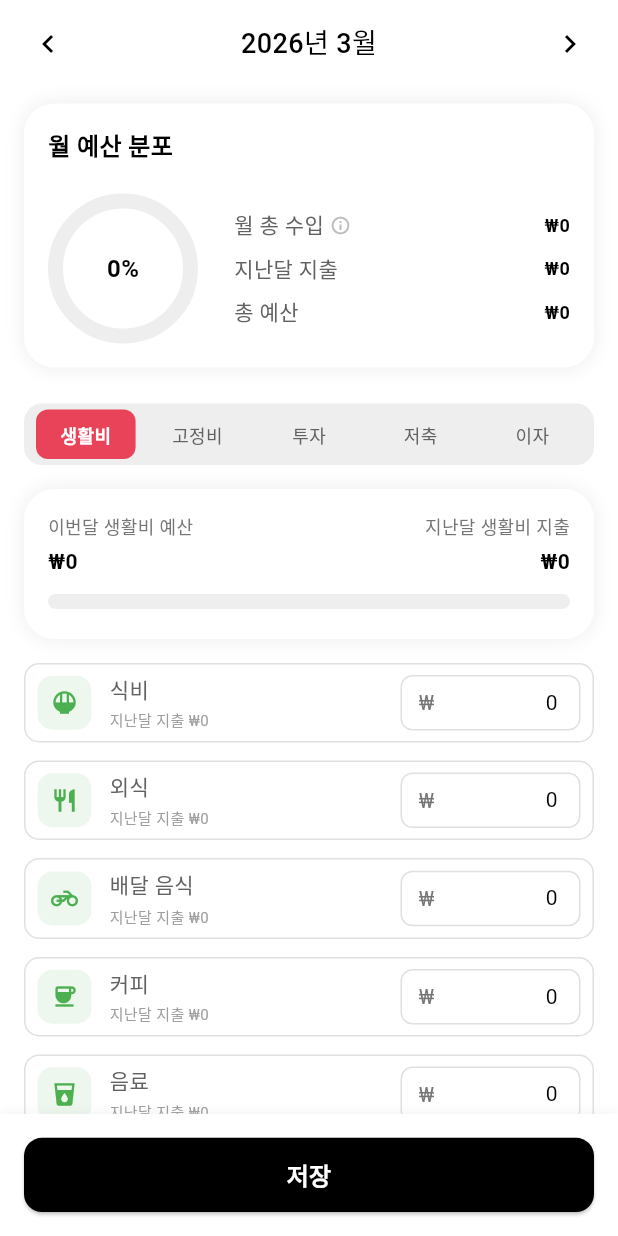
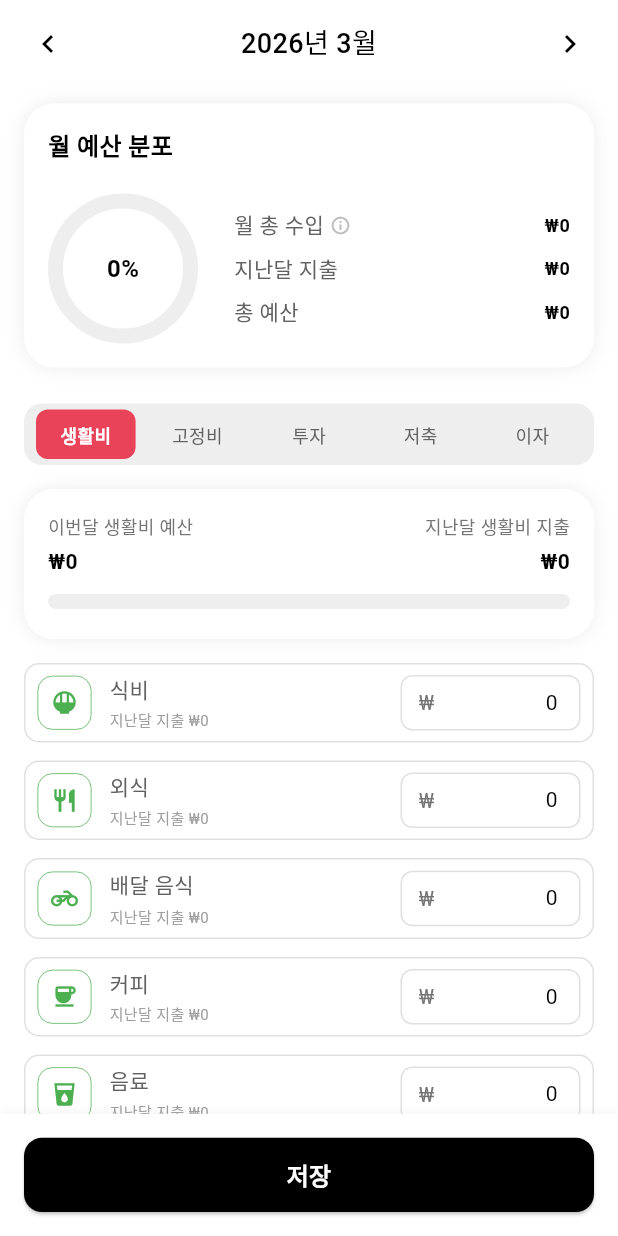
Before and after one commit to MiracleMoney/SYLSYM, a Flutter app: the BudgetScreen screen opened directly, on a phone screen of 412 x 824 dp. Run offline on Flutter 3.47's test engine with Material 3 defaults, Android fonts, the phone set to English and light mode, and no system bars; our stand-ins replace cloud_firestore, device_preview, firebase_auth, firebase_core, firebase_crashlytics, google_fonts and 3 more; accounts and stored records are empty; Roboto replaces fonts that are missing (Gmarket_sans).

Commit message:
예산 항목 리스트 아이콘 색상 최적화

```diff
--- a/lib/features/budget/presentation/widgets/budget_item_card.dart
+++ b/lib/features/budget/presentation/widgets/budget_item_card.dart
@@ -39,7 +39,8 @@ class BudgetItemCard extends StatelessWidget {
               width: 36,
               height: 36,
               decoration: BoxDecoration(
-                color: categoryColor.withOpacity(0.1),
+                color: Colors.white,
+                border: Border.all(color: categoryColor, width: 0.5),
                 borderRadius: BorderRadius.circular(10),
               ),
               child: Icon(iconData, color: categoryColor, size: 18),
```
